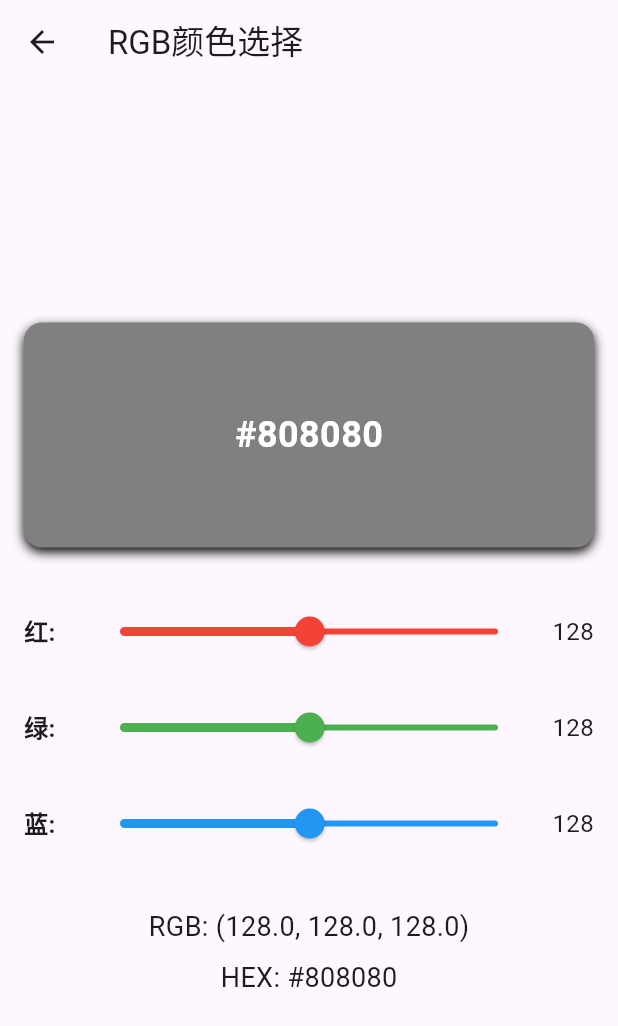
After one commit to JKWTCN/a_time_tracert, a Flutter app: the ColorPickerPage screen opened directly, on a phone screen of 412 x 824 dp. The commit adds this screen. Shown: the top 1026 px of the screen. Run offline on Flutter 3.47's test engine with Material 3 defaults, Android fonts, the light colour scheme and no system bars; our stand-ins replace sqflite_common_ffi; accounts and stored records are empty.

Commit message:
增加图标选择页和颜色选择页面；

```diff
--- /dev/null
+++ b/devtools_options.yaml
@@ -0,0 +1,3 @@
+description: This file stores settings for Dart & Flutter DevTools.
+documentation: https://docs.flutter.dev/tools/devtools/extensions#configure-extension-enablement-states
+extensions:
--- /dev/null
+++ b/lib/kindPage/color_picker_page.dart
@@ -0,0 +1,167 @@
+import 'package:flutter/material.dart';
+
+class ColorPickerPage extends StatefulWidget {
+  const ColorPickerPage({super.key});
+
+  @override
+  State<ColorPickerPage> createState() => _ColorPickerPageState();
+}
+
+class _ColorPickerPageState extends State<ColorPickerPage> {
+  // 初始颜色值 (0-255)
+  double redValue = 128;
+  double greenValue = 128;
+  double blueValue = 128;
+
+  @override
+  Widget build(BuildContext context) {
+    // 根据滑块值创建颜色
+    final selectedColor = Color.fromRGBO(
+      redValue.toInt(),
+      greenValue.toInt(),
+      blueValue.toInt(),
+      1.0,
+    );
+    // 将RGB值转换为16进制字符串
+    final hexColor =
+        '#${redValue.toInt().toRadixString(16).padLeft(2, '0')}${greenValue.toInt().toRadixString(16).padLeft(2, '0')}${blueValue.toInt().toRadixString(16).padLeft(2, '0')}';
+
+    return Scaffold(
+      appBar: AppBar(title: const Text('RGB颜色选择')),
+      body: Padding(
+        padding: const EdgeInsets.all(16.0),
+        child: Column(
+          mainAxisAlignment: MainAxisAlignment.center,
+          children: [
+            // 显示当前颜色
+            Container(
+              width: double.infinity,
+              height: 150,
+              decoration: BoxDecoration(
+                color: selectedColor,
+                borderRadius: BorderRadius.circular(12),
+                boxShadow: [
+                  BoxShadow(
+                    color: Colors.black,
+                    blurRadius: 6,
+                    offset: const Offset(0, 3),
+                  ),
+                ],
+              ),
+              child: Center(
+                child: Text(
+                  hexColor.toUpperCase(),
+                  style: TextStyle(
+                    fontSize: 24,
+                    fontWeight: FontWeight.bold,
+                    color: selectedColor.computeLuminance() > 0.5
+                        ? Colors.black
+                        : Colors.white,
+                  ),
+                ),
+              ),
+            ),
+            const SizedBox(height: 32),
+            // 红色滑块
+            _buildColorSlider(
+              label: '红',
+              value: redValue,
+              activeColor: Colors.red,
+              onChanged: (value) {
+                setState(() {
+                  redValue = value;
+                });
+              },
+            ),
+            const SizedBox(height: 16),
+            // 绿色滑块
+            _buildColorSlider(
+              label: '绿',
+              value: greenValue,
+              activeColor: Colors.green,
+              onChanged: (value) {
+                setState(() {
+                  greenValue = value;
+                });
+              },
+            ),
+            const SizedBox(height: 16),
+            // 蓝色滑块
+            _buildColorSlider(
+              label: '蓝',
+              value: blueValue,
+              activeColor: Colors.blue,
+              onChanged: (value) {
+                setState(() {
+                  blueValue = value;
+                });
+              },
+            ),
+            const SizedBox(height: 32),
+            // 显示RGB数值
+            _buildColorValueText(),
+          ],
+        ),
+      ),
+    );
+  }
+
+  // 构建颜色滑块组件
+  Widget _buildColorSlider({
+    required String label,
+    required double value,
+    required Color activeColor,
+    required ValueChanged<double> onChanged,
+  }) {
+    return Row(
+      children: [
+        SizedBox(
+          width: 40,
+          child: Text(
+            '$label:',
+            style: const TextStyle(fontSize: 16, fontWeight: FontWeight.bold),
+          ),
+        ),
+        Expanded(
+          child: Slider(
+            value: value,
+            min: 0,
+            max: 255,
+            divisions: 255,
+            label: value.round().toString(),
+            activeColor: activeColor,
+            inactiveColor: activeColor,
+            onChanged: onChanged,
+          ),
+        ),
+        SizedBox(
+          width: 40,
+          child: Text(
+            value.round().toString(),
+            textAlign: TextAlign.right,
+            style: const TextStyle(fontSize: 16),
+          ),
+        ),
+      ],
+    );
+  }
+
+  // 构建RGB数值显示文本
+  Widget _buildColorValueText() {
+    return Column(
+      children: [
+        Text(
+          'RGB: ($redValue, $greenValue, $blueValue)',
+          style: const TextStyle(fontSize: 18),
+        ),
+        const SizedBox(height: 8),
+        Text(
+          'HEX: #${redValue.toInt().toRadixString(16).padLeft(2, '0')}'
+          '${greenValue.toInt().toRadixString(16).padLeft(2, '0')}'
+          '${blueValue.toInt().toRadixString(16).padLeft(2, '0')}',
+          style: const TextStyle(fontSize: 18),
+        ),
+      ],
+    );
+  }
+}
--- a/lib/recordPage/record_page.dart
+++ b/lib/recordPage/record_page.dart
@@ -18,7 +18,7 @@ class _RecordPageState extends State<RecordPage> {
   final GlobalKey<AllNowWorkWidgetState> allNowWorkKey = GlobalKey();
   final GlobalKey<AllTimeTypeWidgetState> allTimeTypeKey = GlobalKey();
   List<Widget> allWork = [];
-  var time;
+  dynamic time;
   @override
   Widget build(BuildContext context) {
     return MaterialApp(
--- a/pubspec.yaml
+++ b/pubspec.yaml
@@ -2,7 +2,7 @@ name: a_time_tracert
 description: "A new Flutter project."
 # The following line prevents the package from being accidentally published to
 # pub.dev using `flutter pub publish`. This is preferred for private packages.
-publish_to: 'none' # Remove this line if you wish to publish to pub.dev
+publish_to: "none" # Remove this line if you wish to publish to pub.dev
 
 # The following defines the version and build number for your application.
 # A version number is three numbers separated by dots, like 1.2.43
@@ -54,7 +54,6 @@ dev_dependencies:
 
 # The following section is specific to Flutter packages.
 flutter:
-
   # The following line ensures that the Material Icons font is
   # included with your application, so that you can use the icons in
   # the material Icons class.
```
Also changed, not shown: lib/kindPage/create_activity_group_page.dart (+10 -2 lines), lib/kindPage/icon_picker_page.dart (added, +143 -0 lines).
